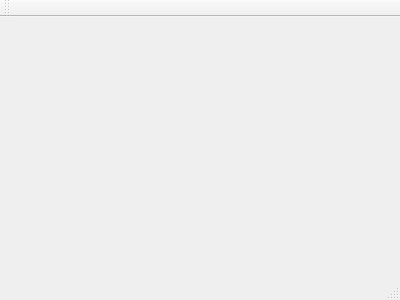
Before: the Qt Designer form QuizTable/mainwindow.ui in atomus-edu/quiztable, drawn with Qt 5.
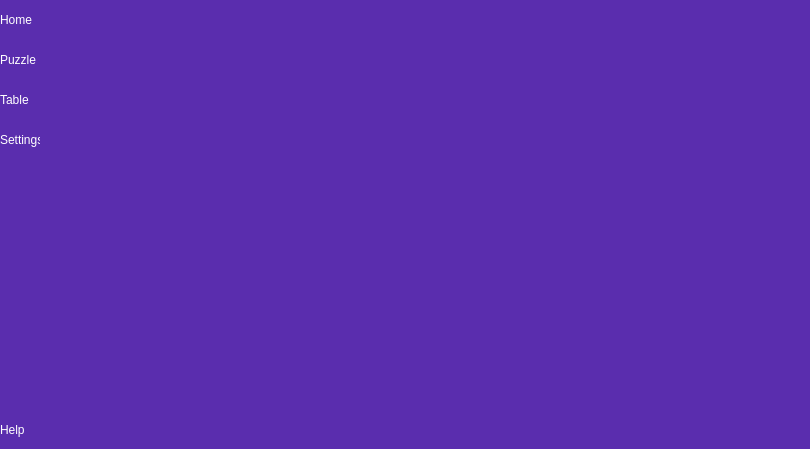
After: the same form once the commit is applied.

What changed in the file:
```diff
--- a/QuizTable/mainwindow.ui
+++ b/QuizTable/mainwindow.ui
@@ -1,24 +1,356 @@
 <ui version="4.0">
  <class>MainWindow</class>
- <widget class="QMainWindow" name="MainWindow" >
-  <property name="geometry" >
+ <widget class="QMainWindow" name="MainWindow">
+  <property name="geometry">
    <rect>
     <x>0</x>
     <y>0</y>
-    <width>400</width>
-    <height>300</height>
+    <width>810</width>
+    <height>449</height>
    </rect>
   </property>
-  <property name="windowTitle" >
-   <string>MainWindow</string>
+  <property name="sizePolicy">
+   <sizepolicy hsizetype="Preferred" vsizetype="Preferred">
+    <horstretch>0</horstretch>
+    <verstretch>0</verstretch>
+   </sizepolicy>
   </property>
-  <widget class="QMenuBar" name="menuBar" />
-  <widget class="QToolBar" name="mainToolBar" />
-  <widget class="QWidget" name="centralWidget" />
-  <widget class="QStatusBar" name="statusBar" />
+  <property name="palette">
+   <palette>
+    <active>
+     <colorrole role="Base">
+      <brush brushstyle="SolidPattern">
+       <color alpha="255">
+        <red>255</red>
+        <green>255</green>
+        <blue>255</blue>
+       </color>
+      </brush>
+     </colorrole>
+     <colorrole role="Window">
+      <brush brushstyle="SolidPattern">
+       <color alpha="255">
+        <red>90</red>
+        <green>45</green>
+        <blue>174</blue>
+       </color>
+      </brush>
+     </colorrole>
+    </active>
+    <inactive>
+     <colorrole role="Base">
+      <brush brushstyle="SolidPattern">
+       <color alpha="255">
+        <red>255</red>
+        <green>255</green>
+        <blue>255</blue>
+       </color>
+      </brush>
+     </colorrole>
+     <colorrole role="Window">
+      <brush brushstyle="SolidPattern">
+       <color alpha="255">
+        <red>90</red>
+        <green>45</green>
+        <blue>174</blue>
+       </color>
+      </brush>
+     </colorrole>
+    </inactive>
+    <disabled>
+     <colorrole role="Base">
+      <brush brushstyle="SolidPattern">
+       <color alpha="255">
+        <red>90</red>
+        <green>45</green>
+        <blue>174</blue>
+       </color>
+      </brush>
+     </colorrole>
+     <colorrole role="Window">
+      <brush brushstyle="SolidPattern">
+       <color alpha="255">
+        <red>90</red>
+        <green>45</green>
+        <blue>174</blue>
+       </color>
+      </brush>
+     </colorrole>
+    </disabled>
+   </palette>
+  </property>
+  <property name="windowTitle">
+   <string>QuizTable</string>
+  </property>
+  <widget class="QWidget" name="centralWidget">
+   <widget class="QLabel" name="lblHome">
+    <property name="geometry">
+     <rect>
+      <x>0</x>
+      <y>0</y>
+      <width>40</width>
+      <height>40</height>
+     </rect>
+    </property>
+    <property name="palette">
+     <palette>
+      <active>
+       <colorrole role="WindowText">
+        <brush brushstyle="SolidPattern">
+         <color alpha="255">
+          <red>255</red>
+          <green>255</green>
+          <blue>255</blue>
+         </color>
+        </brush>
+       </colorrole>
+      </active>
+      <inactive>
+       <colorrole role="WindowText">
+        <brush brushstyle="SolidPattern">
+         <color alpha="255">
+          <red>255</red>
+          <green>255</green>
+          <blue>255</blue>
+         </color>
+        </brush>
+       </colorrole>
+      </inactive>
+      <disabled>
+       <colorrole role="WindowText">
+        <brush brushstyle="SolidPattern">
+         <color alpha="255">
+          <red>120</red>
+          <green>120</green>
+          <blue>120</blue>
+         </color>
+        </brush>
+       </colorrole>
+      </disabled>
+     </palette>
+    </property>
+    <property name="cursor">
+     <cursorShape>PointingHandCursor</cursorShape>
+    </property>
+    <property name="text">
+     <string>Home</string>
+    </property>
+   </widget>
+   <widget class="QLabel" name="lblPuzzle">
+    <property name="geometry">
+     <rect>
+      <x>0</x>
+      <y>40</y>
+      <width>40</width>
+      <height>40</height>
+     </rect>
+    </property>
+    <property name="palette">
+     <palette>
+      <active>
+       <colorrole role="WindowText">
+        <brush brushstyle="SolidPattern">
+         <color alpha="255">
+          <red>255</red>
+          <green>255</green>
+          <blue>255</blue>
+         </color>
+        </brush>
+       </colorrole>
+      </active>
+      <inactive>
+       <colorrole role="WindowText">
+        <brush brushstyle="SolidPattern">
+         <color alpha="255">
+          <red>255</red>
+          <green>255</green>
+          <blue>255</blue>
+         </color>
+        </brush>
+       </colorrole>
+      </inactive>
+      <disabled>
+       <colorrole role="WindowText">
+        <brush brushstyle="SolidPattern">
+         <color alpha="255">
+          <red>120</red>
+          <green>120</green>
+          <blue>120</blue>
+         </color>
+        </brush>
+       </colorrole>
+      </disabled>
+     </palette>
+    </property>
+    <property name="cursor">
+     <cursorShape>PointingHandCursor</cursorShape>
+    </property>
+    <property name="text">
+     <string>Puzzle</string>
+    </property>
+   </widget>
+   <widget class="QLabel" name="lblTable">
+    <property name="geometry">
+     <rect>
+      <x>0</x>
+      <y>80</y>
+      <width>40</width>
+      <height>40</height>
+     </rect>
+    </property>
+    <property name="palette">
+     <palette>
+      <active>
+       <colorrole role="WindowText">
+        <brush brushstyle="SolidPattern">
+         <color alpha="255">
+          <red>255</red>
+          <green>255</green>
+          <blue>255</blue>
+         </color>
+        </brush>
+       </colorrole>
+      </active>
+      <inactive>
+       <colorrole role="WindowText">
+        <brush brushstyle="SolidPattern">
+         <color alpha="255">
+          <red>255</red>
+          <green>255</green>
+          <blue>255</blue>
+         </color>
+        </brush>
+       </colorrole>
+      </inactive>
+      <disabled>
+       <colorrole role="WindowText">
+        <brush brushstyle="SolidPattern">
+         <color alpha="255">
+          <red>120</red>
+          <green>120</green>
+          <blue>120</blue>
+         </color>
+        </brush>
+       </colorrole>
+      </disabled>
+     </palette>
+    </property>
+    <property name="cursor">
+     <cursorShape>PointingHandCursor</cursorShape>
+    </property>
+    <property name="text">
+     <string>Table</string>
+    </property>
+   </widget>
+   <widget class="QLabel" name="lblSettings">
+    <property name="geometry">
+     <rect>
+      <x>0</x>
+      <y>120</y>
+      <width>40</width>
+      <height>40</height>
+     </rect>
+    </property>
+    <property name="palette">
+     <palette>
+      <active>
+       <colorrole role="WindowText">
+        <brush brushstyle="SolidPattern">
+         <color alpha="255">
+          <red>255</red>
+          <green>255</green>
+          <blue>255</blue>
+         </color>
+        </brush>
+       </colorrole>
+      </active>
+      <inactive>
+       <colorrole role="WindowText">
+        <brush brushstyle="SolidPattern">
+         <color alpha="255">
+          <red>255</red>
+          <green>255</green>
+          <blue>255</blue>
+         </color>
+        </brush>
+       </colorrole>
+      </inactive>
+      <disabled>
+       <colorrole role="WindowText">
+        <brush brushstyle="SolidPattern">
+         <color alpha="255">
+          <red>120</red>
+          <green>120</green>
+          <blue>120</blue>
+         </color>
+        </brush>
+       </colorrole>
+      </disabled>
+     </palette>
+    </property>
+    <property name="cursor">
+     <cursorShape>PointingHandCursor</cursorShape>
+    </property>
+    <property name="text">
+     <string>Settings</string>
+    </property>
+   </widget>
+   <widget class="QLabel" name="lblHelp">
+    <property name="geometry">
+     <rect>
+      <x>0</x>
+      <y>410</y>
+      <width>40</width>
+      <height>40</height>
+     </rect>
+    </property>
+    <property name="palette">
+     <palette>
+      <active>
+       <colorrole role="WindowText">
+        <brush brushstyle="SolidPattern">
+         <color alpha="255">
+          <red>255</red>
+          <green>255</green>
+          <blue>255</blue>
+         </color>
+        </brush>
+       </colorrole>
+      </active>
+      <inactive>
+       <colorrole role="WindowText">
+        <brush brushstyle="SolidPattern">
+         <color alpha="255">
+          <red>255</red>
+          <green>255</green>
+          <blue>255</blue>
+         </color>
+        </brush>
+       </colorrole>
+      </inactive>
+      <disabled>
+       <colorrole role="WindowText">
+        <brush brushstyle="SolidPattern">
+         <color alpha="255">
+          <red>120</red>
+          <green>120</green>
+          <blue>120</blue>
+         </color>
+        </brush>
+       </colorrole>
+      </disabled>
+     </palette>
+    </property>
+    <property name="cursor">
+     <cursorShape>PointingHandCursor</cursorShape>
+    </property>
+    <property name="text">
+     <string>Help</string>
+    </property>
+   </widget>
+  </widget>
  </widget>
- <layoutDefault spacing="6" margin="11" />
- <pixmapfunction></pixmapfunction>
+ <layoutdefault spacing="6" margin="11"/>
  <resources/>
  <connections/>
 </ui>
```
Left out of the diff: 1 changed line with no effect on the pictures.
